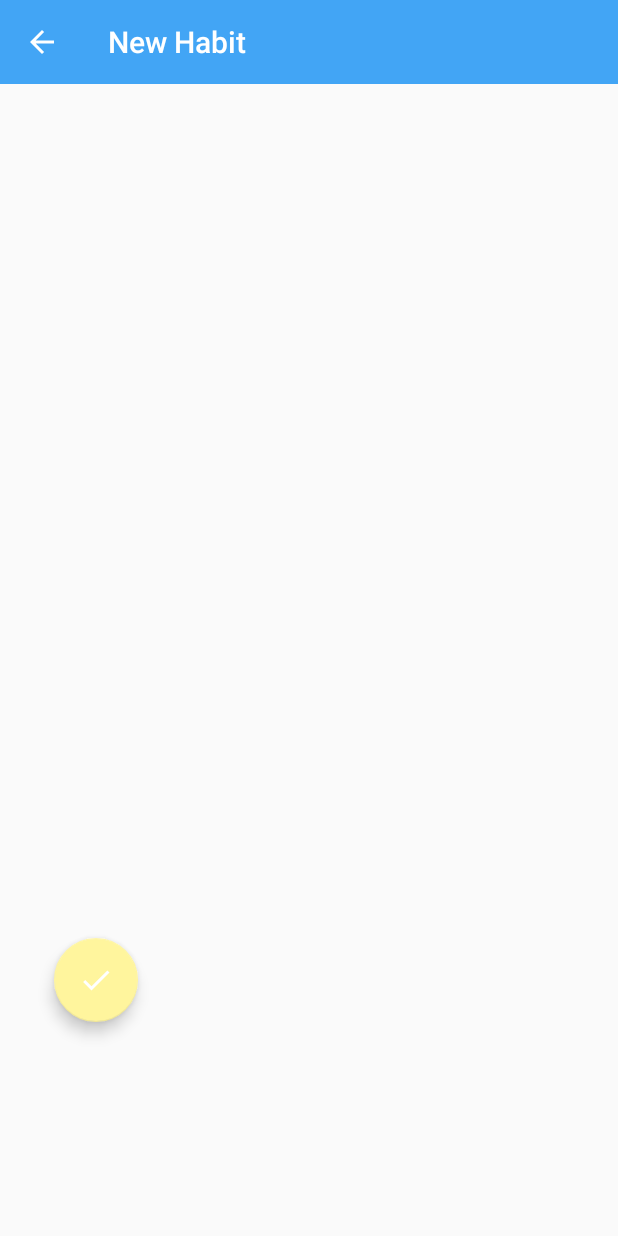
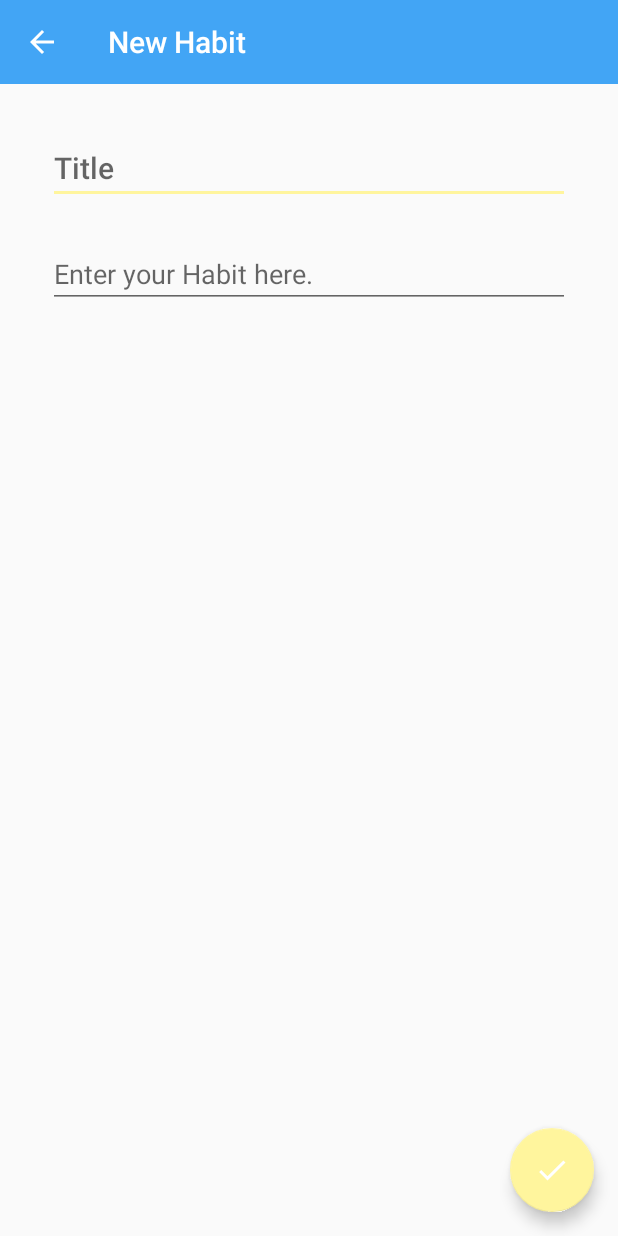
Before and after one commit to clophie/DayLight, an Android app: the AddEditHabitFragment screen opened directly, with no data from a screen before it, on a phone screen of 412 x 824 dp. Run offline under Robolectric (Android 15) with nearby library versions, the phone set to English and light mode, and no system bars; our stand-ins replace Room's generated code.

Commit message:
Fixed layout of addedithabit

```diff
--- a/app/src/main/java/com/example/daylight/addedithabit/AddEditHabitFragment.kt
+++ b/app/src/main/java/com/example/daylight/addedithabit/AddEditHabitFragment.kt
@@ -75,7 +75,7 @@ class AddEditHabitFragment : Fragment(), AddEditHabitContract.View {
         fun newInstance(habitId: String?) =
             AddEditHabitFragment().apply {
                 arguments = Bundle().apply {
-                    putString(AddEditHabitFragment.ARGUMENT_EDIT_HABIT_ID, habitId)
+                    putString(ARGUMENT_EDIT_HABIT_ID, habitId)
                 }
             }
     }
--- a/app/src/main/res/layout/addhabit_act.xml
+++ b/app/src/main/res/layout/addhabit_act.xml
@@ -33,8 +33,10 @@
 
         <FrameLayout
             android:id="@+id/contentFrame"
-            android:layout_width="wrap_content"
-            android:layout_height="wrap_content" />
+            android:layout_width="match_parent"
+            android:layout_height="match_parent">
+
+        </FrameLayout>
 
         <com.google.android.material.floatingactionbutton.FloatingActionButton
             android:id="@+id/fab_edit_habit_done"
@@ -46,6 +48,7 @@
             app:fabSize="normal"
             app:layout_anchor="@id/contentFrame"
             app:layout_anchorGravity="bottom|right|end" />
+
     </androidx.coordinatorlayout.widget.CoordinatorLayout>
 
 
```
Also changed, not shown: app/src/main/java/com/example/daylight/addedithabit/AddEditHabitPresenter.kt (+0 -16 lines).
